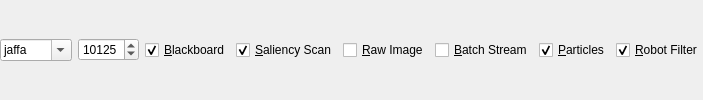
Old version of the form Src/offnao/src/ConnectionBar.ui in the repository rmit-computing-technologies/redbackbots-coderelease.
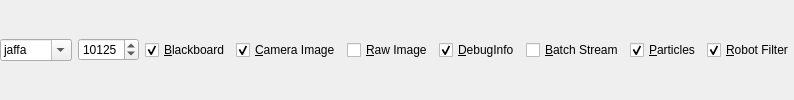
New version of the form.

What changed in the file:
```diff
--- a/Src/offnao/src/ConnectionBar.ui
+++ b/Src/offnao/src/ConnectionBar.ui
@@ -101,7 +101,7 @@
        <string>Saliency Scan</string>
       </property>
       <property name="text">
-       <string>&amp;Saliency Scan</string>
+       <string>&amp;Camera Image</string>
       </property>
       <property name="shortcut">
        <string>Alt+S</string>
@@ -130,6 +130,22 @@
       </attribute>
      </widget>
     </item>
+    <item>
+     <widget class="QCheckBox" name="cbDebugInfo">
+      <property name="text">
+       <string>&amp;DebugInfo</string>
+      </property>
+      <property name="shortcut">
+       <string>Alt+D</string>
+      </property>
+      <property name="checked">
+         <bool>true</bool>
+      </property>
+      <attribute name="buttonGroup">
+       <string>bgMasks</string>
+      </attribute>
+     </widget>
+    </item>
     <item>
      <widget class="QCheckBox" name="cbBatch">
       <property name="toolTip">
```
Left out of the diff: 4 changed lines with no effect on the pictures.
